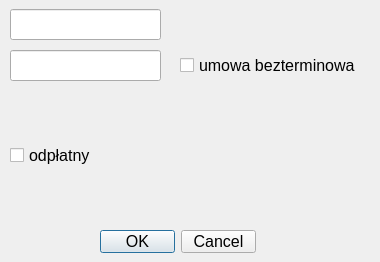
RafalK13/QGISDialogs, file testNew.ui: the form before one commit.
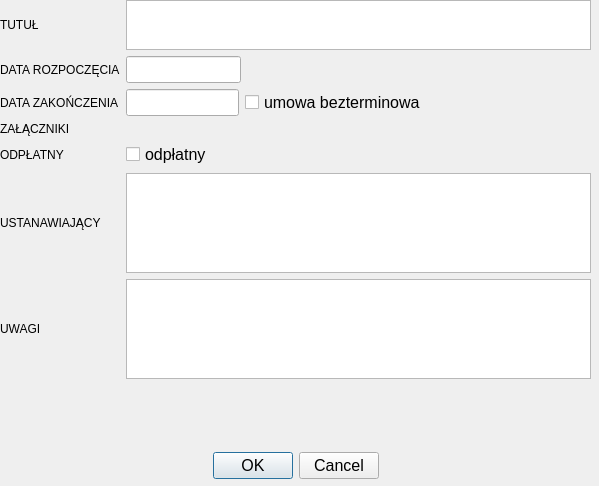
The form after the commit. Custom widgets are drawn as their Qt base class.

What changed in the file:
```diff
--- a/testNew.ui
+++ b/testNew.ui
@@ -6,61 +6,180 @@
    <rect>
     <x>0</x>
     <y>0</y>
-    <width>380</width>
-    <height>262</height>
+    <width>599</width>
+    <height>486</height>
    </rect>
   </property>
+  <property name="font">
+   <font>
+    <pointsize>12</pointsize>
+   </font>
+  </property>
   <property name="windowTitle">
    <string>Dialog</string>
   </property>
-  <widget class="QDialogButtonBox" name="buttons">
+  <widget class="QLineEdit" name="odplatny">
    <property name="geometry">
     <rect>
-     <x>100</x>
-     <y>230</y>
-     <width>156</width>
-     <height>23</height>
+     <x>135</x>
+     <y>346</y>
+     <width>0</width>
+     <height>0</height>
     </rect>
+   </property>
+   <property name="maximumSize">
+    <size>
+     <width>0</width>
+     <height>0</height>
+    </size>
+   </property>
+  </widget>
+  <widget class="QWidget" name="verticalLayoutWidget">
+   <property name="geometry">
+    <rect>
+     <x>0</x>
+     <y>0</y>
+     <width>591</width>
+     <height>479</height>
+    </rect>
+   </property>
+   <layout class="QVBoxLayout" name="verticalLayout">
+    <item>
+     <layout class="QHBoxLayout" name="horizontalLayout">
+      <property name="sizeConstraint">
+       <enum>QLayout::SetFixedSize</enum>
+      </property>
+      <item>
+       <widget class="QLabel" name="label">
+        <property name="minimumSize">
+         <size>
+          <width>120</width>
+          <height>0</height>
+         </size>
+        </property>
+        <property name="maximumSize">
+         <size>
+          <width>120</width>
+          <height>16777215</height>
+         </size>
+        </property>
+        <property name="font">
+         <font>
+          <pointsize>9</pointsize>
+         </font>
+        </property>
+        <property name="text">
+         <string>TUTUŁ</string>
+        </property>
+       </widget>
+      </item>
+      <item>
+       <widget class="QTextEdit" name="tytul">
+        <property name="sizePolicy">
+         <sizepolicy hsizetype="Expanding" vsizetype="Fixed">
+          <horstretch>0</horstretch>
+          <verstretch>0</verstretch>
+         </sizepolicy>
+        </property>
+        <property name="maximumSize">
+         <size>
+          <width>16777215</width>
+          <height>50</height>
+         </size>
    </property>
    <property name="font">
     <font>
      <pointsize>12</pointsize>
     </font>
    </property>
-   <property name="orientation">
-    <enum>Qt::Horizontal</enum>
-   </property>
-   <property name="standardButtons">
-    <set>QDialogButtonBox::Cancel|QDialogButtonBox::Ok</set>
-   </property>
-  </widget>
+       </widget>
+      </item>
+     </layout>
+    </item>
+    <item>
+     <layout class="QHBoxLayout" name="horizontalLayout_2">
+      <item>
+       <widget class="QLabel" name="label_2">
+        <property name="minimumSize">
+         <size>
+          <width>120</width>
+          <height>0</height>
+         </size>
+        </property>
+        <property name="maximumSize">
+         <size>
+          <width>120</width>
+          <height>16777215</height>
+         </size>
+        </property>
+        <property name="font">
+         <font>
+          <pointsize>9</pointsize>
+         </font>
+        </property>
+        <property name="text">
+         <string>DATA ROZPOCZĘCIA</string>
+        </property>
+       </widget>
+      </item>
+      <item>
   <widget class="QLineEdit" name="date1">
-   <property name="geometry">
-    <rect>
-     <x>10</x>
-     <y>9</y>
-     <width>151</width>
-     <height>31</height>
-    </rect>
-   </property>
    <property name="font">
     <font>
      <pointsize>12</pointsize>
     </font>
    </property>
   </widget>
+      </item>
+      <item>
+       <spacer name="horizontalSpacer">
+        <property name="orientation">
+         <enum>Qt::Horizontal</enum>
+        </property>
+        <property name="sizeType">
+         <enum>QSizePolicy::Fixed</enum>
+        </property>
+        <property name="sizeHint" stdset="0">
+         <size>
+          <width>350</width>
+          <height>20</height>
+         </size>
+        </property>
+       </spacer>
+      </item>
+     </layout>
+    </item>
+    <item>
+     <layout class="QHBoxLayout" name="horizontalLayout_3">
+      <item>
+       <widget class="QLabel" name="label_3">
+        <property name="minimumSize">
+         <size>
+          <width>120</width>
+          <height>0</height>
+         </size>
+        </property>
+        <property name="maximumSize">
+         <size>
+          <width>120</width>
+          <height>16777215</height>
+         </size>
+        </property>
+        <property name="font">
+         <font>
+          <pointsize>9</pointsize>
+         </font>
+        </property>
+        <property name="text">
+         <string>DATA ZAKOŃCZENIA</string>
+        </property>
+       </widget>
+      </item>
+      <item>
   <widget class="QLineEdit" name="date2">
    <property name="enabled">
     <bool>true</bool>
    </property>
-   <property name="geometry">
-    <rect>
-     <x>10</x>
-     <y>50</y>
-     <width>151</width>
-     <height>31</height>
-    </rect>
-   </property>
    <property name="font">
     <font>
      <pointsize>12</pointsize>
@@ -70,15 +189,9 @@
     <bool>false</bool>
    </property>
   </widget>
+      </item>
+      <item>
   <widget class="QCheckBox" name="ter">
-   <property name="geometry">
-    <rect>
-     <x>180</x>
-     <y>50</y>
-     <width>181</width>
-     <height>31</height>
-    </rect>
-   </property>
    <property name="font">
     <font>
      <pointsize>12</pointsize>
@@ -88,14 +201,58 @@
     <string>umowa bezterminowa</string>
    </property>
   </widget>
+      </item>
+      <item>
+       <spacer name="horizontalSpacer_2">
+        <property name="orientation">
+         <enum>Qt::Horizontal</enum>
+        </property>
+        <property name="sizeType">
+         <enum>QSizePolicy::Fixed</enum>
+        </property>
+        <property name="sizeHint" stdset="0">
+         <size>
+          <width>165</width>
+          <height>20</height>
+         </size>
+        </property>
+       </spacer>
+      </item>
+     </layout>
+    </item>
+    <item>
+     <layout class="QHBoxLayout" name="horizontalLayout_4">
+      <item>
+       <widget class="QLabel" name="label_6">
+        <property name="minimumSize">
+         <size>
+          <width>120</width>
+          <height>0</height>
+         </size>
+        </property>
+        <property name="maximumSize">
+         <size>
+          <width>120</width>
+          <height>16777215</height>
+         </size>
+        </property>
+        <property name="font">
+         <font>
+          <pointsize>9</pointsize>
+         </font>
+        </property>
+        <property name="text">
+         <string>ZAŁĄCZNIKI</string>
+        </property>
+       </widget>
+      </item>
+      <item>
   <widget class="QgsFileWidget" name="dirPath">
-   <property name="geometry">
-    <rect>
-     <x>10</x>
-     <y>110</y>
-     <width>351</width>
-     <height>27</height>
-    </rect>
+        <property name="sizePolicy">
+         <sizepolicy hsizetype="Minimum" vsizetype="Minimum">
+          <horstretch>0</horstretch>
+          <verstretch>0</verstretch>
+         </sizepolicy>
    </property>
    <property name="font">
     <font>
@@ -109,15 +266,37 @@
     <enum>QgsFileWidget::GetDirectory</enum>
    </property>
   </widget>
+      </item>
+     </layout>
+    </item>
+    <item>
+     <layout class="QHBoxLayout" name="horizontalLayout_5">
+      <item>
+       <widget class="QLabel" name="label_5">
+        <property name="minimumSize">
+         <size>
+          <width>120</width>
+          <height>0</height>
+         </size>
+        </property>
+        <property name="maximumSize">
+         <size>
+          <width>120</width>
+          <height>16777215</height>
+         </size>
+        </property>
+        <property name="font">
+         <font>
+          <pointsize>9</pointsize>
+         </font>
+        </property>
+        <property name="text">
+         <string>ODPŁATNY</string>
+        </property>
+       </widget>
+      </item>
+      <item>
   <widget class="QCheckBox" name="platny">
-   <property name="geometry">
-    <rect>
-     <x>10</x>
-     <y>140</y>
-     <width>181</width>
-     <height>31</height>
-    </rect>
-   </property>
    <property name="font">
     <font>
      <pointsize>12</pointsize>
@@ -127,21 +306,148 @@
     <string>odpłatny</string>
    </property>
   </widget>
-  <widget class="QLineEdit" name="odplatny">
-   <property name="geometry">
-    <rect>
-     <x>100</x>
-     <y>150</y>
-     <width>0</width>
+      </item>
+     </layout>
+    </item>
+    <item>
+     <layout class="QHBoxLayout" name="horizontalLayout_6">
+      <property name="sizeConstraint">
+       <enum>QLayout::SetFixedSize</enum>
+      </property>
+      <item>
+       <widget class="QLabel" name="label_4">
+        <property name="sizePolicy">
+         <sizepolicy hsizetype="Minimum" vsizetype="Minimum">
+          <horstretch>0</horstretch>
+          <verstretch>0</verstretch>
+         </sizepolicy>
+        </property>
+        <property name="minimumSize">
+         <size>
+          <width>120</width>
      <height>0</height>
-    </rect>
+         </size>
    </property>
    <property name="maximumSize">
     <size>
-     <width>0</width>
+          <width>120</width>
+          <height>16777215</height>
+         </size>
+        </property>
+        <property name="font">
+         <font>
+          <pointsize>9</pointsize>
+         </font>
+        </property>
+        <property name="text">
+         <string>USTANAWIAJĄCY</string>
+        </property>
+       </widget>
+      </item>
+      <item>
+       <widget class="QTextEdit" name="ustanawiajacy">
+        <property name="sizePolicy">
+         <sizepolicy hsizetype="Expanding" vsizetype="Minimum">
+          <horstretch>0</horstretch>
+          <verstretch>0</verstretch>
+         </sizepolicy>
+        </property>
+        <property name="maximumSize">
+         <size>
+          <width>16777215</width>
+          <height>100</height>
+         </size>
+        </property>
+        <property name="font">
+         <font>
+          <pointsize>12</pointsize>
+         </font>
+        </property>
+       </widget>
+      </item>
+     </layout>
+    </item>
+    <item>
+     <layout class="QHBoxLayout" name="horizontalLayout_7">
+      <item>
+       <widget class="QLabel" name="label_7">
+        <property name="minimumSize">
+         <size>
+          <width>120</width>
      <height>0</height>
     </size>
    </property>
+        <property name="maximumSize">
+         <size>
+          <width>120</width>
+          <height>16777215</height>
+         </size>
+        </property>
+        <property name="font">
+         <font>
+          <pointsize>9</pointsize>
+         </font>
+        </property>
+        <property name="text">
+         <string>UWAGI</string>
+        </property>
+       </widget>
+      </item>
+      <item>
+       <widget class="QTextEdit" name="uwagi">
+        <property name="sizePolicy">
+         <sizepolicy hsizetype="Expanding" vsizetype="Minimum">
+          <horstretch>0</horstretch>
+          <verstretch>0</verstretch>
+         </sizepolicy>
+        </property>
+        <property name="maximumSize">
+         <size>
+          <width>16777215</width>
+          <height>100</height>
+         </size>
+        </property>
+        <property name="font">
+         <font>
+          <pointsize>12</pointsize>
+         </font>
+        </property>
+       </widget>
+      </item>
+     </layout>
+    </item>
+    <item>
+     <spacer name="verticalSpacer">
+      <property name="orientation">
+       <enum>Qt::Vertical</enum>
+      </property>
+      <property name="sizeHint" stdset="0">
+       <size>
+        <width>20</width>
+        <height>40</height>
+       </size>
+      </property>
+     </spacer>
+    </item>
+    <item>
+     <widget class="QDialogButtonBox" name="buttons">
+      <property name="font">
+       <font>
+        <pointsize>12</pointsize>
+       </font>
+      </property>
+      <property name="orientation">
+       <enum>Qt::Horizontal</enum>
+      </property>
+      <property name="standardButtons">
+       <set>QDialogButtonBox::Cancel|QDialogButtonBox::Ok</set>
+      </property>
+      <property name="centerButtons">
+       <bool>true</bool>
+      </property>
+     </widget>
+    </item>
+   </layout>
   </widget>
  </widget>
  <customwidgets>
```
Left out of the diff: 18 changed lines with no effect on the pictures. Lines whose indentation alone changed are shown as unchanged.
